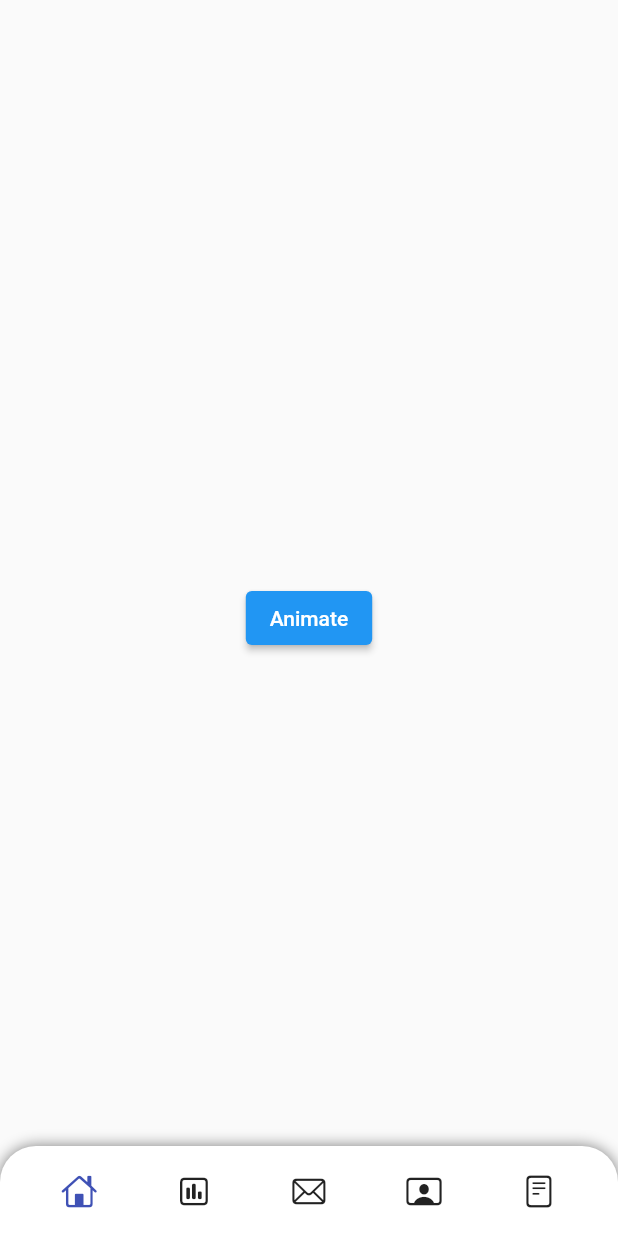
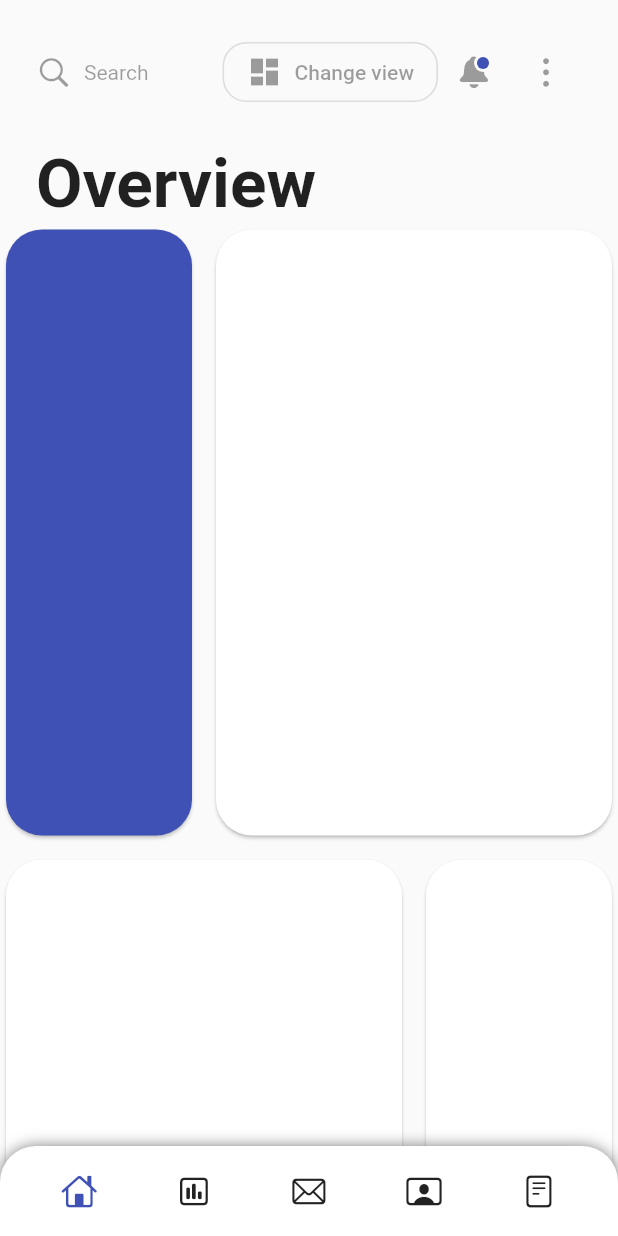
Before and after one commit to alex-melnyk/flutter_adaptive_ui, a Flutter app: the screen it shows after launch, on a phone screen of 412 x 824 dp. Run offline on Flutter 3.47's test engine with Material 2 defaults, Android fonts, the phone set to English and light mode, and no system bars.

Commit message:
Cards added.

```diff
--- a/lib/main.dart
+++ b/lib/main.dart
@@ -16,7 +16,10 @@ class MyApp extends StatelessWidget {
         primaryColor: Colors.indigo,
         scaffoldBackgroundColor: Colors.white,
       ),
-      // darkTheme: ThemeData.dark(),
+      // darkTheme: ThemeData.dark().copyWith(
+      //   primaryColor: Colors.indigo,
+      //   scaffoldBackgroundColor: Colors.white12,
+      // ),
       home: DashboardPage(),
     );
   }
--- a/lib/pages/dashboard.dart
+++ b/lib/pages/dashboard_page.dart
@@ -1,5 +1,6 @@
 import 'package:flutter/cupertino.dart';
 import 'package:flutter/material.dart';
+import 'package:flutter_adaptive_ui/pages/overview_page.dart';
 import 'package:flutter_adaptive_ui/widgets/widgets.dart';
 
 class DashboardPage extends StatefulWidget {
@@ -69,13 +70,7 @@ class _DashboardPageState extends State<DashboardPage>
                             color: theme.canvasColor,
                             borderRadius: BorderRadius.circular(isTablet ? 16 : 0),
                           ),
-                          child: Center(
-                            child: ElevatedButton(
-                              onPressed: () =>
-                                  _animationController.forward(),
-                              child: Text('Animate'),
-                            ),
-                          ),
+                          child: OverviewPage(),
                         ),
                       ),
                     ),
@@ -165,7 +160,7 @@ class _DashboardPageState extends State<DashboardPage>
                       ),
                     ),
                   ),
-                )
+                ),
             ],
           );
         },
--- /dev/null
+++ b/lib/pages/overview_page.dart
@@ -0,0 +1,162 @@
+import 'package:flutter/cupertino.dart';
+import 'package:flutter/material.dart';
+import 'package:flutter_adaptive_ui/widgets/widgets.dart';
+import 'package:flutter_staggered_grid_view/flutter_staggered_grid_view.dart';
+
+class OverviewPage extends StatefulWidget {
+  const OverviewPage({Key? key}) : super(key: key);
+
+  @override
+  _OverviewPageState createState() => _OverviewPageState();
+}
+
+class _OverviewPageState extends State<OverviewPage> {
+  @override
+  Widget build(BuildContext context) {
+    final theme = Theme.of(context);
+
+    return Container(
+      width: double.maxFinite,
+      height: double.maxFinite,
+      child: Column(
+        crossAxisAlignment: CrossAxisAlignment.stretch,
+        children: [
+          Padding(
+            padding: const EdgeInsets.all(24),
+            child: Row(
+              mainAxisSize: MainAxisSize.max,
+              children: [
+                SearchBar(),
+                Spacer(),
+                OutlinedButton.icon(
+                  onPressed: () {},
+                  icon: Icon(Icons.dashboard),
+                  label: Text('Change view'),
+                  style: OutlinedButton.styleFrom(
+                    primary: theme.disabledColor,
+                    padding: EdgeInsets.symmetric(
+                      vertical: 8,
+                      horizontal: 16,
+                    ),
+                    shape: RoundedRectangleBorder(
+                      borderRadius: BorderRadius.circular(16),
+                    ),
+                  ),
+                ),
+                BellButton(),
+                IconButton(
+                  onPressed: () {},
+                  icon: Icon(
+                    CupertinoIcons.ellipsis_vertical,
+                    color: theme.disabledColor,
+                  ),
+                ),
+              ],
+            ),
+          ),
+          Padding(
+            padding: const EdgeInsets.symmetric(horizontal: 24),
+            child: Text(
+              'Overview',
+              style: theme.textTheme.headline3?.copyWith(
+                fontWeight: FontWeight.w700,
+                color: Colors.black87,
+              ),
+            ),
+          ),
+          Expanded(
+            child: StaggeredGridView.count(
+              crossAxisCount: 6,
+              crossAxisSpacing: 8,
+              mainAxisSpacing: 8,
+              staggeredTiles: [
+                StaggeredTile.count(2,6),
+                StaggeredTile.count(4,6),
+                StaggeredTile.count(4,6),
+                StaggeredTile.count(2,6),
+              ],
+              shrinkWrap: true,
+              children: [
+                SizedBox(
+                  height: 200,
+                  child: Card(
+                    color: theme.primaryColor,
+                    shape: RoundedRectangleBorder(
+                        borderRadius: BorderRadius.circular(24)),
+                  ),
+                ),
+                Card(
+                  color: theme.cardColor,
+                  shape: RoundedRectangleBorder(
+                      borderRadius: BorderRadius.circular(24)),
+                ),
+                Card(
+                  color: theme.cardColor,
+                  shape: RoundedRectangleBorder(
+                      borderRadius: BorderRadius.circular(24)),
+                ),
+                Card(
+                  color: theme.cardColor,
+                  shape: RoundedRectangleBorder(
+                      borderRadius: BorderRadius.circular(24)),
+                ),
+              ],
+            ),
+          ),
+          // Padding(
+          //   padding: const EdgeInsets.symmetric(
+          //     horizontal: 24,
+          //     vertical: 16,
+          //   ),
+          //   child: Wrap(
+          //     crossAxisAlignment: WrapCrossAlignment.end,
+          //     spacing: 8,
+          //     runSpacing: 8,
+          //     children: [
+          //       Container(
+          //         margin: EdgeInsets.only(
+          //           bottom: 16,
+          //         ),
+          //         width: 300,
+          //         height: 180,
+          //         child: Card(
+          //           color: theme.primaryColor,
+          //           shape: RoundedRectangleBorder(
+          //               borderRadius: BorderRadius.circular(24)),
+          //         ),
+          //       ),
+          //       Container(
+          //         width: 500,
+          //         height: 240,
+          //         child: Card(
+          //           color: theme.cardColor,
+          //           shape: RoundedRectangleBorder(
+          //               borderRadius: BorderRadius.circular(24)),
+          //         ),
+          //       ),
+          //       Container(
+          //         width: 600,
+          //         height: 300,
+          //         child: Card(
+          //           color: theme.cardColor,
+          //           shape: RoundedRectangleBorder(
+          //               borderRadius: BorderRadius.circular(24)),
+          //         ),
+          //       ),
+          //       Container(
+          //         width: 200,
+          //         height: 300,
+          //         child: Card(
+          //           color: theme.cardColor,
+          //           shape: RoundedRectangleBorder(
+          //               borderRadius: BorderRadius.circular(24)),
+          //         ),
+          //       ),
+          //     ],
+          //   ),
+          // ),
+        ],
+      ),
+    );
+  }
+}
--- a/lib/pages/pages.dart
+++ b/lib/pages/pages.dart
@@ -1 +1 @@
-export 'dashboard.dart';
+export 'dashboard_page.dart';
--- /dev/null
+++ b/lib/widgets/bell_button.dart
@@ -0,0 +1,52 @@
+import 'package:flutter/cupertino.dart';
+import 'package:flutter/material.dart';
+
+class BellButton extends StatelessWidget {
+  const BellButton({
+    Key? key,
+    this.onPressed,
+  }) : super(key: key);
+
+  final VoidCallback? onPressed;
+
+  @override
+  Widget build(BuildContext context) {
+    final theme = Theme.of(context);
+
+    return IconButton(
+      onPressed: onPressed,
+      icon: Stack(
+        children: [
+          Center(
+            child: Icon(
+              CupertinoIcons.bell_fill,
+              color: theme.disabledColor,
+            ),
+          ),
+          Align(
+            alignment: Alignment.topRight,
+            child: Container(
+              margin: const EdgeInsets.only(
+                right: 4,
+                top: 4,
+              ),
+              padding: const EdgeInsets.all(2),
+              decoration: BoxDecoration(
+                color: theme.canvasColor,
+                shape: BoxShape.circle,
+              ),
+              child: Container(
+                width: 8,
+                height: 8,
+                decoration: BoxDecoration(
+                  color: theme.primaryColor,
+                  shape: BoxShape.circle,
+                ),
+              ),
+            ),
+          ),
+        ],
+      ),
+    );
+  }
+}
--- /dev/null
+++ b/lib/widgets/search_bar.dart
@@ -0,0 +1,36 @@
+import 'package:flutter/cupertino.dart';
+import 'package:flutter/material.dart';
+
+class SearchBar extends StatelessWidget {
+  const SearchBar({Key? key}) : super(key: key);
+
+  @override
+  Widget build(BuildContext context) {
+    final theme = Theme.of(context);
+
+    return Container(
+      child: Row(
+        mainAxisSize: MainAxisSize.min,
+        children: [
+          IconTheme.merge(
+            data: IconThemeData(
+              color: theme.disabledColor,
+            ),
+            child: Icon(CupertinoIcons.search),
+          ),
+          Padding(
+            padding: const EdgeInsets.only(
+              left: 8,
+            ),
+            child: DefaultTextStyle.merge(
+              style: TextStyle(
+                color: theme.disabledColor,
+              ),
+              child: Text('Search'),
+            ),
+          ),
+        ],
+      ),
+    );
+  }
+}
--- a/lib/widgets/widgets.dart
+++ b/lib/widgets/widgets.dart
@@ -1,2 +1,4 @@
+export 'bell_button.dart';
 export 'bottom_tab_bar.dart';
+export 'search_bar.dart';
 export 'tablet_sidebar.dart';
--- a/pubspec.yaml
+++ b/pubspec.yaml
@@ -13,6 +13,7 @@ dependencies:
     sdk: flutter
 
   cupertino_icons: ^1.0.0
+  flutter_staggered_grid_view: ^0.4.0
 
 dev_dependencies:
   flutter_test:
```
Also changed, not shown: pubspec.lock.
